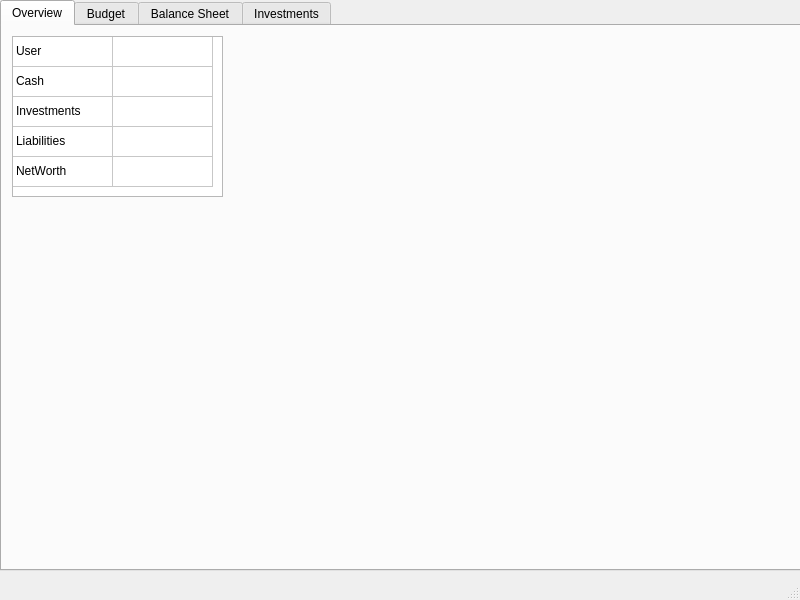
Above: QTClient/Client/mainwindow.ui from ranadewa/WealthManager before the change. Below: the same form after it.
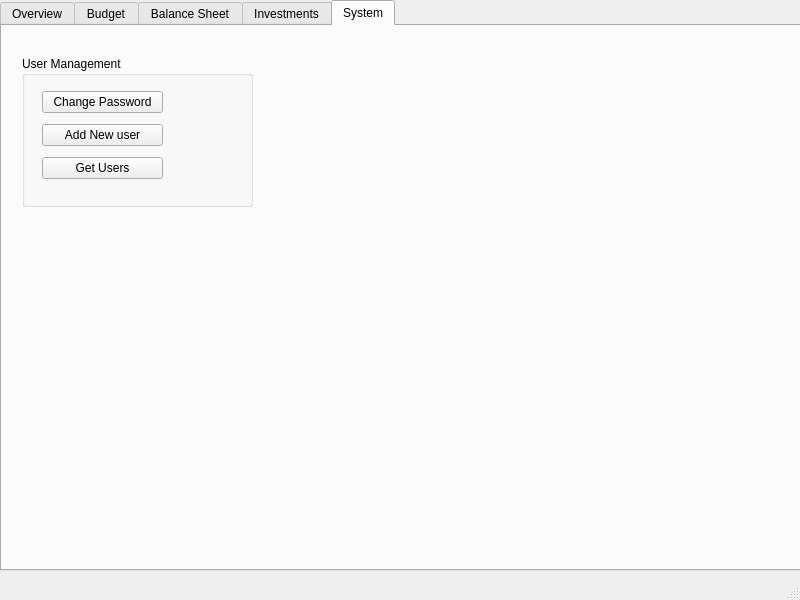
That is the form after the change.

Commit message: user managing feature skeleton added.

Diff of the .ui file:
```diff
--- a/QTClient/Client/mainwindow.ui
+++ b/QTClient/Client/mainwindow.ui
@@ -24,7 +24,7 @@
      </rect>
     </property>
     <property name="currentIndex">
-     <number>0</number>
+     <number>4</number>
     </property>
     <widget class="QWidget" name="overview">
      <property name="toolTip">
@@ -118,6 +118,57 @@
       <string>Investments</string>
      </attribute>
     </widget>
+    <widget class="QWidget" name="system">
+     <attribute name="title">
+      <string>System</string>
+     </attribute>
+     <widget class="QGroupBox" name="groupBox">
+      <property name="geometry">
+       <rect>
+        <x>20</x>
+        <y>30</y>
+        <width>231</width>
+        <height>151</height>
+       </rect>
+      </property>
+      <property name="title">
+       <string>User Management</string>
+      </property>
+      <widget class="QWidget" name="">
+       <property name="geometry">
+        <rect>
+         <x>20</x>
+         <y>30</y>
+         <width>121</width>
+         <height>101</height>
+        </rect>
+       </property>
+       <layout class="QVBoxLayout" name="verticalLayout">
+        <item>
+         <widget class="QPushButton" name="changePassword">
+          <property name="text">
+           <string>Change Password</string>
+          </property>
+         </widget>
+        </item>
+        <item>
+         <widget class="QPushButton" name="addUser">
+          <property name="text">
+           <string>Add New user</string>
+          </property>
+         </widget>
+        </item>
+        <item>
+         <widget class="QPushButton" name="getUsers">
+          <property name="text">
+           <string>Get Users</string>
+          </property>
+         </widget>
+        </item>
+       </layout>
+      </widget>
+     </widget>
+    </widget>
    </widget>
   </widget>
   <widget class="QMenuBar" name="menubar">
```
The commit also changes 6 other files.
